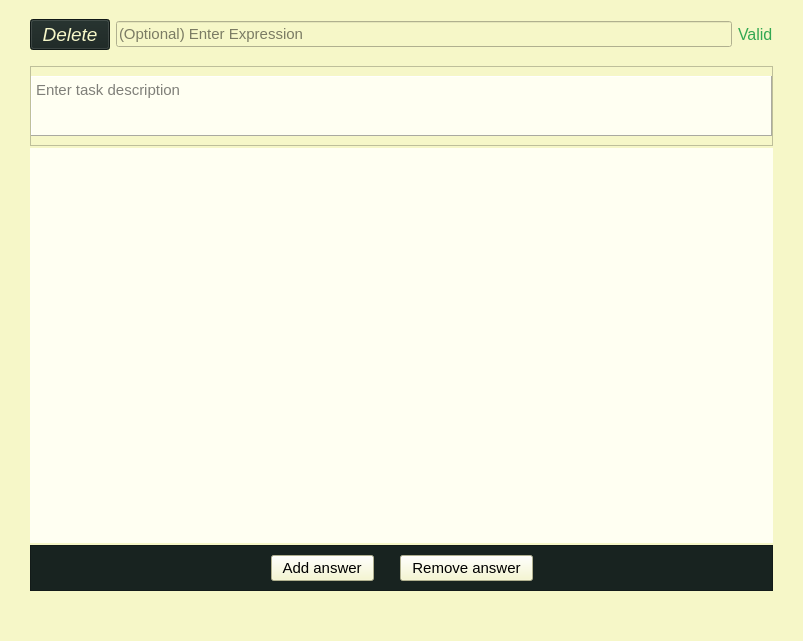
Above: src/views/ui/taskMaking.ui from adibozzhanov/LeProgram before the change. Below: the same form after it.
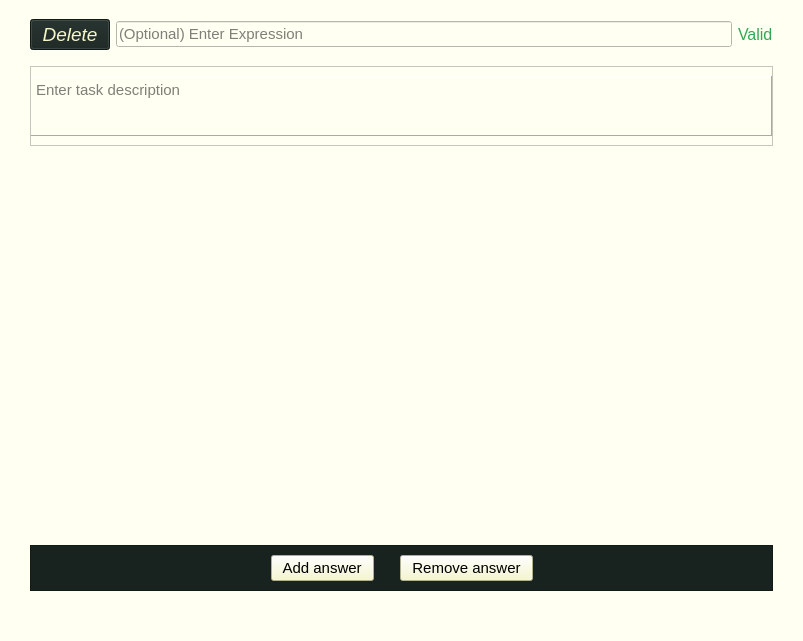
That is the form after the change.

Diff of the .ui file:
```diff
--- a/src/views/ui/taskMaking.ui
+++ b/src/views/ui/taskMaking.ui
@@ -14,7 +14,7 @@
    <string>Frame</string>
   </property>
   <property name="styleSheet">
-   <string notr="true">background-color: rgb(246, 247, 200);
+   <string notr="true">background-color: rgb(255, 255, 242);
 border-color: rgb(246, 247, 200);</string>
   </property>
   <layout class="QGridLayout" name="gridLayout">
@@ -270,7 +270,7 @@
          </font>
         </property>
         <property name="styleSheet">
-         <string notr="true">background-color: rgb(246, 247, 200);
+         <string notr="true">background-color: rgb(255, 255, 242);
 border-color: rgb(246, 247, 200);
 alternate-background-color: rgb(246, 247, 200);
 selection-background-color: rgb(246, 247, 200);</string>
@@ -316,7 +316,7 @@
       </size>
      </property>
      <property name="styleSheet">
-      <string notr="true">background-color: rgb(246, 247, 200);
+      <string notr="true">background-color: rgb(255, 255, 242);
 border-color: rgb(246, 247, 200);</string>
      </property>
      <property name="frameShape">
```
